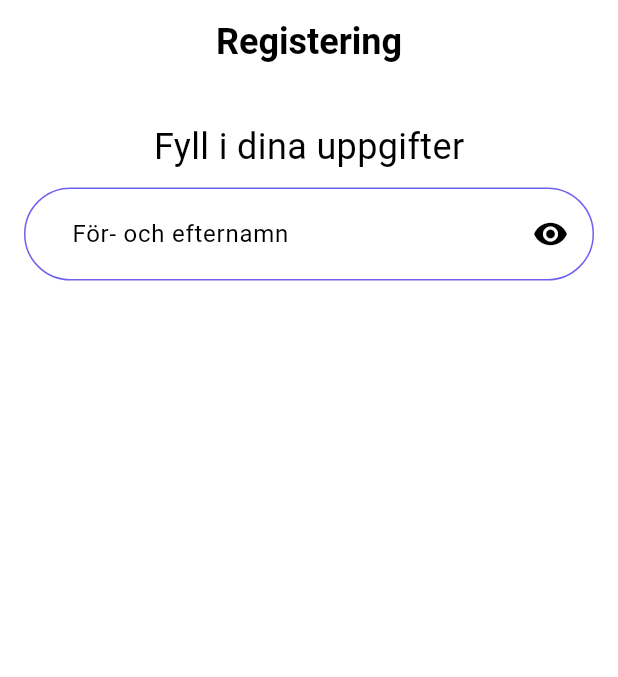
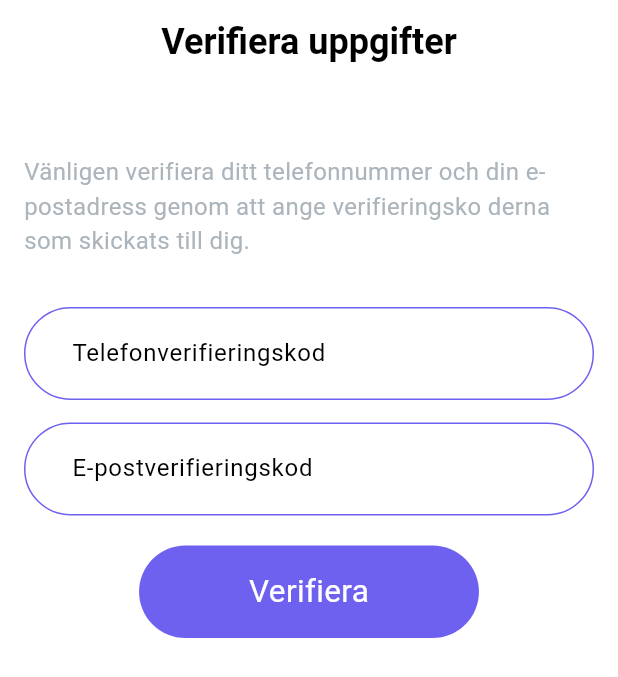
Before and after one commit to mohamedSolaiman11/booking_app, a Flutter app: the screen it shows after launch, on a phone screen of 412 x 824 dp. Shown: the top 677 px of the screen. Run offline on Flutter 3.47's test engine with Material 3 defaults, Android fonts, the phone set to English and light mode, and no system bars; our stand-ins replace device_preview, firebase_core, flutter_svg; accounts and stored records are empty.

Commit message:
login ui complete signup ui complete verifing_phone_email_page ui complete

```diff
--- a/lib/main.dart
+++ b/lib/main.dart
@@ -1,5 +1,6 @@
 import 'package:booking_app/pages/login.dart';
 import 'package:booking_app/pages/sign_up.dart';
+import 'package:booking_app/pages/verifing_phone_email_page.dart';
 import 'package:device_preview/device_preview.dart';
 import 'package:firebase_core/firebase_core.dart';
 import 'package:flutter/services.dart';
@@ -41,12 +42,13 @@ class BookingApp extends StatelessWidget {
             error: Colors.deepPurple,
             onError: Colors.purpleAccent,
             background: Colors.white,
-            onBackground: Colors.yellow,
+            onBackground: Colors.black,
             surface: Colors.white,
             onSurface: Colors.black,
-          )),
+          ),
+      ),
       debugShowCheckedModeBanner: false,
-      home: const SignUp(),
+      home: const VerifyingPhoneAndAddress(),
     );
   }
 }
--- /dev/null
+++ b/lib/pages/verifing_phone_email_page.dart
@@ -0,0 +1,91 @@
+import 'package:booking_app/utils/constant/const_text.dart';
+import 'package:booking_app/widgets/custom_button.dart';
+import 'package:booking_app/widgets/custom_text_field.dart';
+import 'package:booking_app/widgets/medium_text.dart';
+import 'package:flutter/material.dart';
+
+import '../utils/constant/colors.dart';
+import '../widgets/smaill_text.dart';
+
+class VerifyingPhoneAndAddress extends StatefulWidget {
+  const VerifyingPhoneAndAddress({super.key});
+
+  @override
+  State<VerifyingPhoneAndAddress> createState() =>
+      _VerifyingPhoneAndAddressState();
+}
+
+class _VerifyingPhoneAndAddressState extends State<VerifyingPhoneAndAddress> {
+  TextEditingController emailController = TextEditingController();
+  TextEditingController smsController = TextEditingController();
+  @override
+  Widget build(BuildContext context) {
+    var width = MediaQuery.of(context).size.width;
+    var height = MediaQuery.of(context).size.height;
+    return Scaffold(
+      appBar: AppBar(
+        foregroundColor: Colors.black,
+        leadingWidth: width * .3,
+        title: const Text(
+          "Verifiera uppgifter",
+          style: TextStyle(
+              color: AppColor.textPrimaryColor,
+              fontSize: 24,
+              fontWeight: FontWeight.bold),
+        ),
+        centerTitle: true,
+      ),
+      body: Padding(
+        padding: const EdgeInsets.symmetric(horizontal: 16, vertical: 20),
+        child: SizedBox(
+          width: width,
+          height: height,
+          child: Column(
+            children: [
+              SizedBox(
+                width: width,
+                height: height * .15,
+                // Provide a width for the container
+                child: Align(
+                  alignment: Alignment.center,
+                  child: Text(
+                    ConstText.verifyText,
+                    style: TextStyle(
+                        fontSize: 16,
+                        color: AppColor.backgroundOfNavigationBarColor),
+                    maxLines: 4,
+
+                  ),
+                ),
+              ),
+              SizedBox(
+                height: 5,
+              ),
+              CustomTextFormField(
+                controller: smsController,
+                textInputType: TextInputType.number,
+                validator: (input) {} ,
+                hintText: "Ange verifikationskoden från SMS:et",
+                icon: Icons.ice_skating,
+                check: false,
+                label: "Telefonverifieringskod ",
+              ),
+              SizedBox(height: 15,),
+              CustomTextFormField(
+                controller: emailController,
+                textInputType: TextInputType.text,
+                validator: (input) {} ,
+                hintText: "Ange verifikationskoden från mejlet",
+                icon: Icons.ice_skating,
+                check: true,
+                label: "E-postverifieringskod ",
+              ),
+              SizedBox(height: 20,),
+              CustomButton(text: "Verifiera")
+            ],
+          ),
+        ),
+      ),
+    );
+  }
+}
--- /dev/null
+++ b/lib/utils/constant/const_text.dart
@@ -0,0 +1,4 @@
+class ConstText{
+  static const String verifyText =
+      "Vänligen verifiera ditt telefonnummer och din e-postadress genom att ange verifieringsko derna som skickats till dig.";
+}
--- a/lib/widgets/custom_button.dart
+++ b/lib/widgets/custom_button.dart
@@ -3,7 +3,8 @@ import 'package:booking_app/widgets/medium_text.dart';
 import 'package:flutter/material.dart';
 
 class CustomButton extends StatelessWidget {
-  const CustomButton({super.key});
+  final String text;
+  const CustomButton({super.key, required this.text});
 
   @override
   Widget build(BuildContext context) {
@@ -13,13 +14,13 @@ class CustomButton extends StatelessWidget {
       mainAxisAlignment: MainAxisAlignment.center,
       children: [
         Container(
-          width: width*.55,
-          height: height*.07,
+          width:text=="Registrera mig!"?width*.7: width*.55,
+          height: height*.075,
           decoration: BoxDecoration(
             color: AppColor.btnColor,
             borderRadius: BorderRadius.circular(50),
           ),
-          child: const Center(child: MediumText(text: "Logga in",color: AppColor.textSecondaryColor,)),
+          child:  Center(child: MediumText(text: text,color: AppColor.textSecondaryColor,)),
         ),
       ],
     );
--- a/lib/widgets/custom_social_btn.dart
+++ b/lib/widgets/custom_social_btn.dart
@@ -1,5 +1,6 @@
 import 'package:booking_app/utils/constant/colors.dart';
 import 'package:booking_app/widgets/medium_text.dart';
+import 'package:booking_app/widgets/smaill_text.dart';
 import 'package:flutter/material.dart';
 import 'package:flutter_svg/flutter_svg.dart';
 
@@ -27,7 +28,7 @@ class CustomSocialButton extends StatelessWidget {
             mainAxisAlignment: MainAxisAlignment.spaceEvenly,
             children: [
               SvgPicture.asset(image,width: 35,),
-               Center(child: MediumText(text: text,color: AppColor.textPrimaryColor,)),
+               Center(child: SmallText(text: text,color: AppColor.textPrimaryColor,)),
             ],
           )
         ),
--- a/lib/widgets/custom_text_field.dart
+++ b/lib/widgets/custom_text_field.dart
@@ -3,6 +3,7 @@ import '../utils/constant/colors.dart';
 
 class CustomTextFormField extends StatefulWidget {
    bool? check;
+  late String? label;
   final IconData icon;
   final String hintText;
   final String? Function(String? input) validator;
@@ -11,6 +12,7 @@ class CustomTextFormField extends StatefulWidget {
 
     CustomTextFormField({
     Key? key,
+      this.label,
     required this.controller,
     required this.textInputType,
     required this.validator,
@@ -33,11 +35,11 @@ class _CustomTextFormFieldState extends State<CustomTextFormField> {
       validator: widget.validator,
       obscureText:widget.check!, // Use widget.isBlind to determine visibility
       decoration: InputDecoration(
+        labelText: widget.label,
         suffixIcon: Padding(
           padding: const EdgeInsets.only(right: 10),
-          child: widget.hintText == "E-post"
-              ? const SizedBox()
-              : InkWell(
+          child: widget.hintText == "Lösenord" || widget.label!.endsWith("d")
+              ?InkWell(
             onTap: (){
               print(widget.check);
               setState(() {
@@ -46,7 +48,8 @@ class _CustomTextFormFieldState extends State<CustomTextFormField> {
               print(widget.check);
             },
             child:widget.check!? const Icon(Icons.visibility):const Icon(Icons.visibility_off), // Change the icon based on the visibility
-                ),
+          ) :const SizedBox()
+
         ),
         contentPadding:
             const EdgeInsets.symmetric(horizontal: 28, vertical: 19),
```
Also changed, not shown: lib/pages/sign_up.dart (+88 -8 lines). Lines whose indentation alone changed are shown as unchanged.
